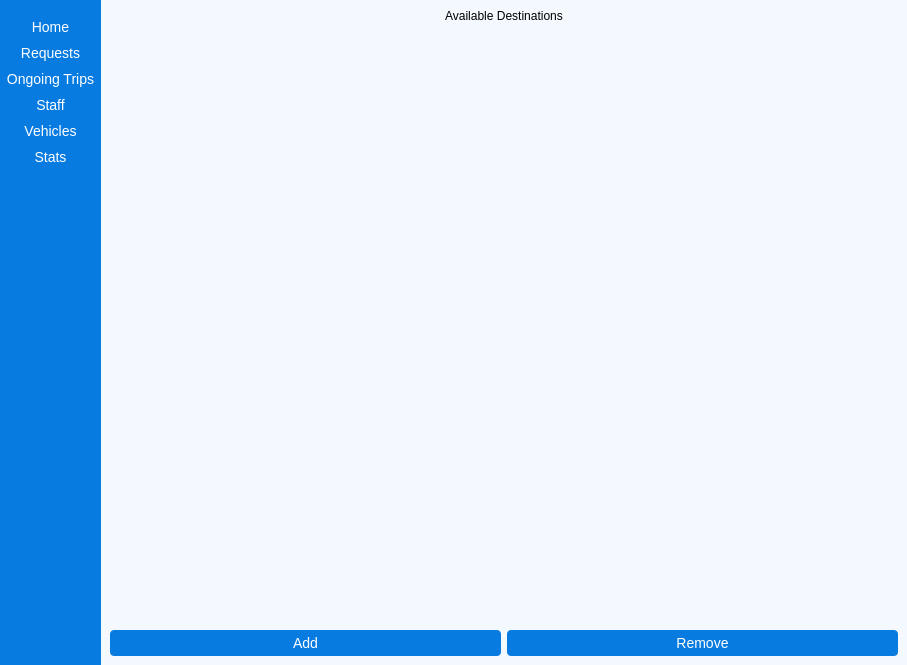
Old version of the form ui/admin.ui in the repository Dimalko/telo2.
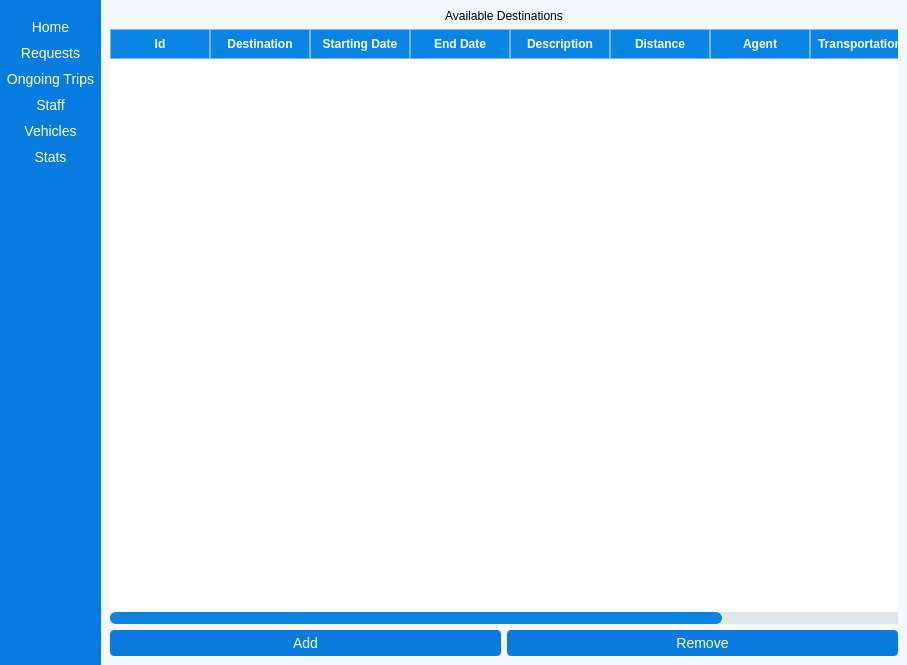
New version of the form. Icons and pictures are not drawn.

Commit message: tour widget

```diff
--- a/ui/admin.ui
+++ b/ui/admin.ui
@@ -288,16 +288,6 @@
           </property>
          </widget>
         </item>
-        <item row="1" column="0" colspan="2">
-         <widget class="QTableView" name="tableView">
-          <property name="styleSheet">
-           <string notr="true">border:none;</string>
-          </property>
-          <property name="cornerButtonEnabled">
-           <bool>true</bool>
-          </property>
-         </widget>
-        </item>
         <item row="0" column="0" colspan="2">
          <widget class="QLabel" name="label_2">
           <property name="text">
@@ -308,6 +298,103 @@
           </property>
          </widget>
         </item>
+        <item row="1" column="0" colspan="2">
+         <widget class="QTableWidget" name="tourTableWidget">
+          <property name="styleSheet">
+           <string notr="true">QTableWidget {
+border:none;
+background-color: white; 
+alternate-background-color: #f0f0f0; /* Alternating row color */
+}
+
+QHeaderView::section {
+    background-color: #0984e3; /* Header background */
+    color: white;              /* Header text color */
+    font: bold 12px Arial;     /* Header font */
+    padding: 5px;
+    border: 1px solid #74b9ff; /* Border color */
+}
+
+#QTableWidget QTableCornerButton::section {
+    background-color: #74b9ff; /* Top-left corner color */
+    border: 1px solid #0984e3;
+}
+
+QScrollBar:horizontal {
+    border: none;
+    background: #dfe6e9;  /* Background color of the scrollbar track */
+    height: 12px;  /* Thickness of the scrollbar */
+    margin: 0px 0px 0px 0px;
+}
+
+QScrollBar::handle:horizontal {
+    background: #0984e3; /* Color of the scrollbar handle (slider) */
+    min-width: 20px; /* Minimum width of the handle */
+    border-radius: 6px; /* Rounded edges */
+}
+
+QScrollBar::handle:horizontal:hover {
+    background: #74b9ff; /* Lighter color when hovered */
+}
+
+QScrollBar::add-line:horizontal, QScrollBar::sub-line:horizontal {
+    background: none; /* Removes the small arrow buttons */
+}
+
+QScrollBar::add-page:horizontal, QScrollBar::sub-page:horizontal {
+    background: none; /* Keeps empty space color same */
+}</string>
+          </property>
+          <property name="cornerButtonEnabled">
+           <bool>true</bool>
+          </property>
+          <column>
+           <property name="text">
+            <string>Id</string>
+           </property>
+          </column>
+          <column>
+           <property name="text">
+            <string>Destination</string>
+           </property>
+          </column>
+          <column>
+           <property name="text">
+            <string>Starting Date</string>
+           </property>
+          </column>
+          <column>
+           <property name="text">
+            <string>End Date</string>
+           </property>
+          </column>
+          <column>
+           <property name="text">
+            <string>Description</string>
+           </property>
+          </column>
+          <column>
+           <property name="text">
+            <string>Distance</string>
+           </property>
+          </column>
+          <column>
+           <property name="text">
+            <string>Agent</string>
+           </property>
+          </column>
+          <column>
+           <property name="text">
+            <string>Transportation</string>
+           </property>
+          </column>
+          <column>
+           <property name="text">
+            <string>Status</string>
+           </property>
+          </column>
+         </widget>
+        </item>
        </layout>
       </widget>
       <widget class="QWidget" name="requestPage">
```
The commit also changes 2 other files.
